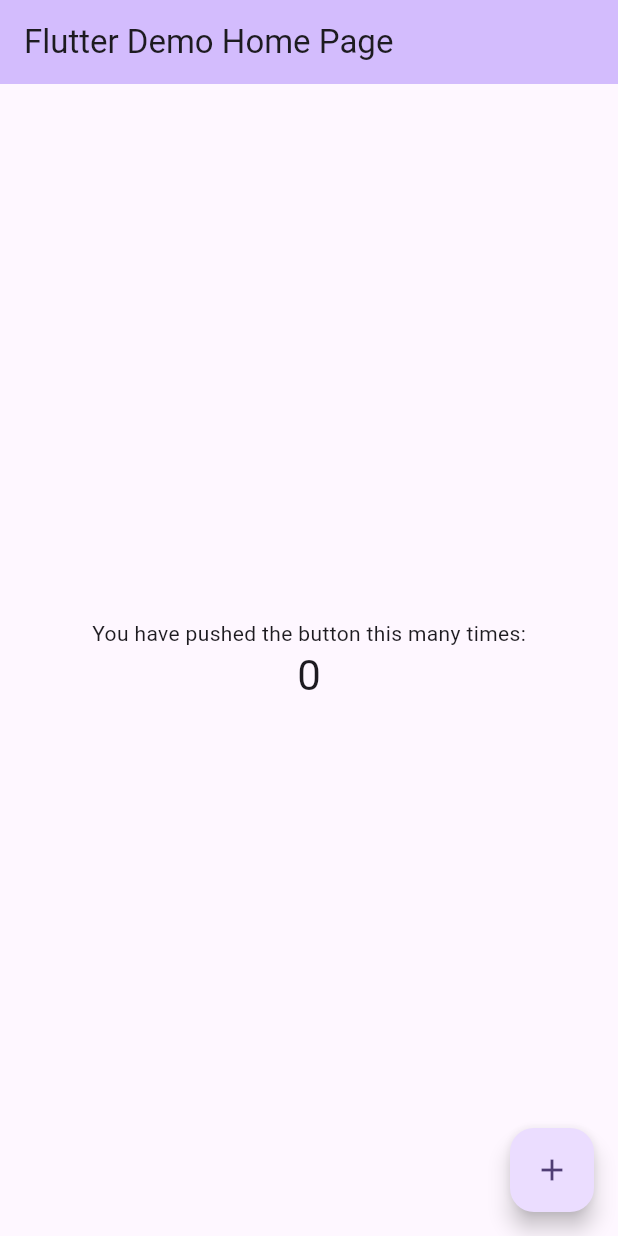
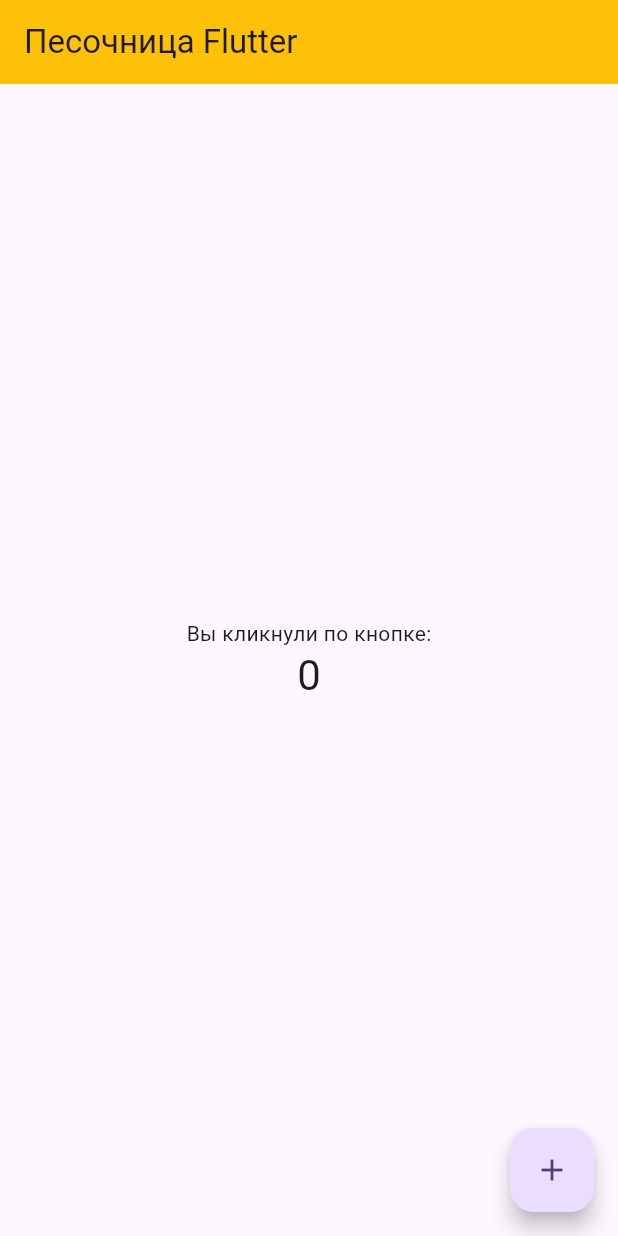
Before and after one commit to Haze272/flutter_start, a Flutter app: the screen it shows after launch, on a phone screen of 412 x 824 dp. Run offline on Flutter 3.47's test engine with Material 3 defaults, Android fonts, the phone set to English and light mode, and no system bars.

Commit message:
feat: remove boilerplate

```diff
--- a/lib/main.dart
+++ b/lib/main.dart
@@ -7,46 +7,21 @@ void main() {
 class MyApp extends StatelessWidget {
   const MyApp({super.key});
 
-  // This widget is the root of your application.
   @override
   Widget build(BuildContext context) {
     return MaterialApp(
-      title: 'Flutter Demo',
+      title: 'Песочница',
       theme: ThemeData(
-        // This is the theme of your application.
-        //
-        // TRY THIS: Try running your application with "flutter run". You'll see
-        // the application has a purple toolbar. Then, without quitting the app,
-        // try changing the seedColor in the colorScheme below to Colors.green
-        // and then invoke "hot reload" (save your changes or press the "hot
-        // reload" button in a Flutter-supported IDE, or press "r" if you used
-        // the command line to start the app).
-        //
-        // Notice that the counter didn't reset back to zero; the application
-        // state is not lost during the reload. To reset the state, use hot
-        // restart instead.
-        //
-        // This works for code too, not just values: Most code changes can be
-        // tested with just a hot reload.
         colorScheme: ColorScheme.fromSeed(seedColor: Colors.deepPurple),
         useMaterial3: true,
       ),
-      home: const MyHomePage(title: 'Flutter Demo Home Page'),
+      home: const MyHomePage(title: 'Песочница Flutter'),
     );
   }
 }
 
 class MyHomePage extends StatefulWidget {
   const MyHomePage({super.key, required this.title});
-
-  // This widget is the home page of your application. It is stateful, meaning
-  // that it has a State object (defined below) that contains fields that affect
-  // how it looks.
-
-  // This class is the configuration for the state. It holds the values (in this
-  // case the title) provided by the parent (in this case the App widget) and
-  // used by the build method of the State. Fields in a Widget subclass are
-  // always marked "final".
 
   final String title;
 
@@ -59,54 +34,24 @@ class _MyHomePageState extends State<MyHomePage> {
 
   void _incrementCounter() {
     setState(() {
-      // This call to setState tells the Flutter framework that something has
-      // changed in this State, which causes it to rerun the build method below
-      // so that the display can reflect the updated values. If we changed
-      // _counter without calling setState(), then the build method would not be
-      // called again, and so nothing would appear to happen.
       _counter++;
     });
   }
 
   @override
   Widget build(BuildContext context) {
-    // This method is rerun every time setState is called, for instance as done
-    // by the _incrementCounter method above.
-    //
-    // The Flutter framework has been optimized to make rerunning build methods
-    // fast, so that you can just rebuild anything that needs updating rather
-    // than having to individually change instances of widgets.
     return Scaffold(
       appBar: AppBar(
-        // TRY THIS: Try changing the color here to a specific color (to
-        // Colors.amber, perhaps?) and trigger a hot reload to see the AppBar
-        // change color while the other colors stay the same.
-        backgroundColor: Theme.of(context).colorScheme.inversePrimary,
-        // Here we take the value from the MyHomePage object that was created by
-        // the App.build method, and use it to set our appbar title.
+        // backgroundColor: Theme.of(context).colorScheme.inversePrimary,
+        backgroundColor: Colors.amber,
         title: Text(widget.title),
       ),
       body: Center(
-        // Center is a layout widget. It takes a single child and positions it
-        // in the middle of the parent.
         child: Column(
-          // Column is also a layout widget. It takes a list of children and
-          // arranges them vertically. By default, it sizes itself to fit its
-          // children horizontally, and tries to be as tall as its parent.
-          //
-          // Column has various properties to control how it sizes itself and
-          // how it positions its children. Here we use mainAxisAlignment to
-          // center the children vertically; the main axis here is the vertical
-          // axis because Columns are vertical (the cross axis would be
-          // horizontal).
-          //
-          // TRY THIS: Invoke "debug painting" (choose the "Toggle Debug Paint"
-          // action in the IDE, or press "p" in the console), to see the
-          // wireframe for each widget.
           mainAxisAlignment: MainAxisAlignment.center,
           children: <Widget>[
             const Text(
-              'You have pushed the button this many times:',
+              'Вы кликнули по кнопке:',
             ),
             Text(
               '$_counter',
@@ -117,9 +62,9 @@ class _MyHomePageState extends State<MyHomePage> {
       ),
       floatingActionButton: FloatingActionButton(
         onPressed: _incrementCounter,
-        tooltip: 'Increment',
+        tooltip: 'Увеличить',
         child: const Icon(Icons.add),
-      ), // This trailing comma makes auto-formatting nicer for build methods.
+      ),
     );
   }
 }
```
